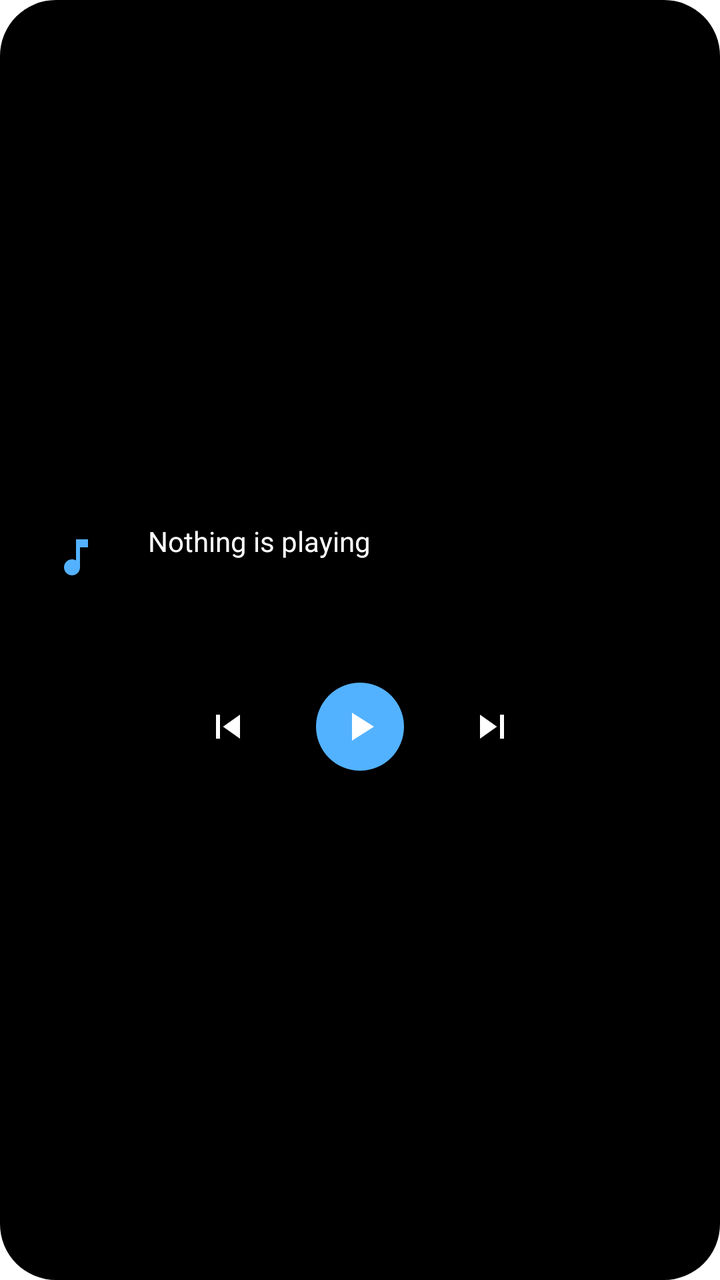
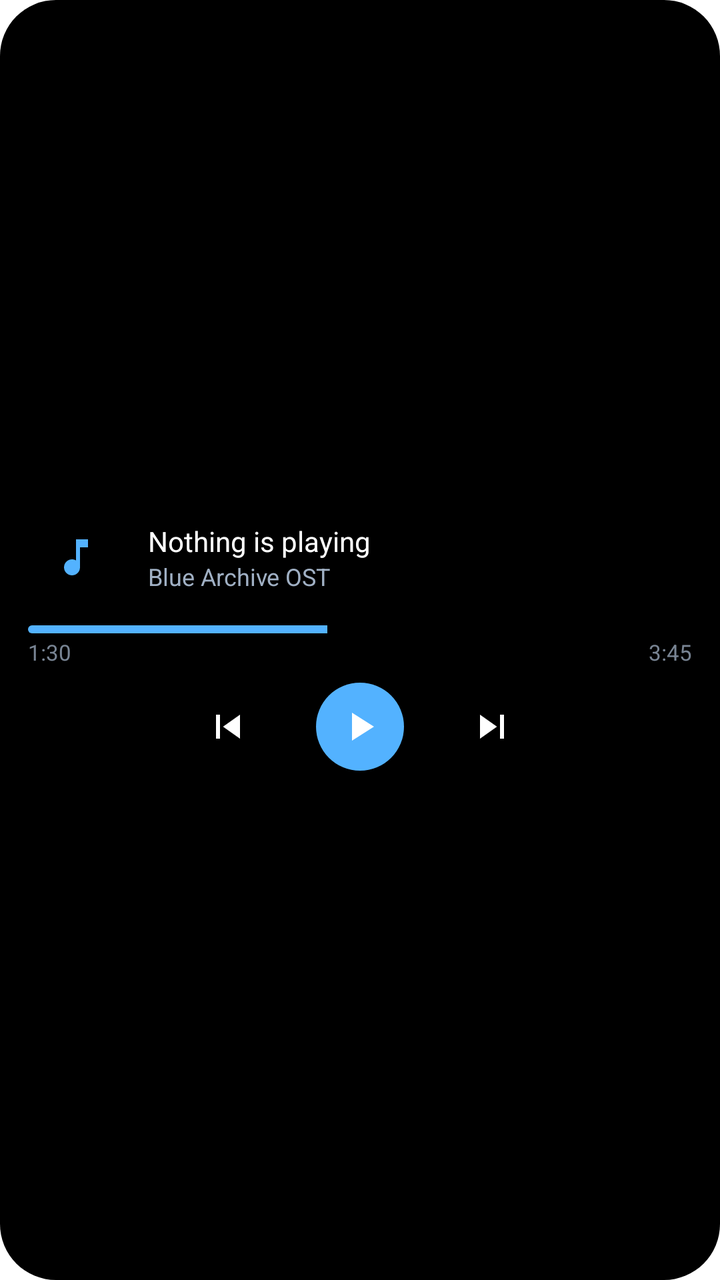

The first picture is an Android layout as it rendered before a commit; the second is the same layout after the commit. The layout source and the unified diff follow.
<!-- AndroidManifest.xml: fallback theme Theme.MaterialComponents.DayNight.NoActionBar -->
<!-- res/layout/blueos_media_widget.xml -->
<?xml version="1.0" encoding="utf-8"?>
<LinearLayout xmlns:android="http://schemas.android.com/apk/res/android"
    android:id="@android:id/background"
    android:layout_width="match_parent"
    android:layout_height="match_parent"
    android:background="@drawable/blueos_widget_card"
    android:gravity="center_vertical"
    android:orientation="vertical"
    android:padding="14dp">

    <LinearLayout
        android:layout_width="match_parent"
        android:layout_height="wrap_content"
        android:gravity="center_vertical"
        android:orientation="horizontal">

        <ImageView
            android:id="@+id/blueos_media_art"
            android:layout_width="48dp"
            android:layout_height="48dp"
            android:background="@drawable/blueos_media_art_bg"
            android:clipToOutline="true"
            android:contentDescription="@null"
            android:scaleType="centerCrop"
            android:src="@drawable/blueos_ic_music_note" />

        <LinearLayout
            android:layout_width="match_parent"
            android:layout_height="wrap_content"
            android:layout_marginStart="12dp"
            android:orientation="vertical">

            <TextView
                android:id="@+id/blueos_media_title"
                android:layout_width="match_parent"
                android:layout_height="wrap_content"
                android:ellipsize="end"
                android:singleLine="true"
                android:text="@string/blueos_media_widget_idle"
                android:textColor="@color/blueos_widget_on_surface"
                android:textSize="14sp" />

            <TextView
                android:id="@+id/blueos_media_artist"
                android:layout_width="match_parent"
                android:layout_height="wrap_content"
                android:ellipsize="end"
                android:singleLine="true"
                android:textColor="@color/blueos_widget_on_surface_variant"
                android:textSize="12sp" />
        </LinearLayout>
    </LinearLayout>

    <ProgressBar
        android:id="@+id/blueos_media_progress"
        style="?android:attr/progressBarStyleHorizontal"
        android:layout_width="match_parent"
        android:layout_height="4dp"
        android:layout_marginTop="10dp"
        android:indeterminate="false"
        android:max="1000"
        android:progressDrawable="@drawable/blueos_media_progress" />

    <LinearLayout
        android:layout_width="match_parent"
        android:layout_height="wrap_content"
        android:layout_marginTop="2dp"
        android:alpha="0.75"
        android:orientation="horizontal">

        <TextView
            android:id="@+id/blueos_media_elapsed"
            android:layout_width="wrap_content"
            android:layout_height="wrap_content"
            android:fontFamily="google-sans-text"
            android:textColor="@color/blueos_widget_on_surface_variant"
            android:textSize="11sp" />

        <TextView
            android:id="@+id/blueos_media_duration"
            android:layout_width="0dp"
            android:layout_height="wrap_content"
            android:layout_weight="1"
            android:fontFamily="google-sans-text"
            android:gravity="end"
            android:textColor="@color/blueos_widget_on_surface_variant"
            android:textSize="11sp" />
    </LinearLayout>

    <LinearLayout
        android:layout_width="match_parent"
        android:layout_height="wrap_content"
        android:layout_marginTop="8dp"
        android:gravity="center"
        android:orientation="horizontal">

        <ImageView
            android:id="@+id/blueos_media_previous"
            android:layout_width="40dp"
            android:layout_height="40dp"
            android:background="?android:attr/selectableItemBackgroundBorderless"
            android:contentDescription="@string/blueos_media_widget_previous"
            android:padding="8dp"
            android:src="@drawable/blueos_ic_skip_previous" />

        <ImageView
            android:id="@+id/blueos_media_play_pause"
            android:layout_width="44dp"
            android:layout_height="44dp"
            android:layout_marginHorizontal="24dp"
            android:background="@drawable/blueos_media_play_bg"
            android:contentDescription="@string/blueos_media_widget_play"
            android:padding="10dp"
            android:src="@drawable/blueos_ic_play" />

        <ImageView
            android:id="@+id/blueos_media_next"
            android:layout_width="40dp"
            android:layout_height="40dp"
            android:background="?android:attr/selectableItemBackgroundBorderless"
            android:contentDescription="@string/blueos_media_widget_next"
            android:padding="8dp"
            android:src="@drawable/blueos_ic_skip_next" />
    </LinearLayout>
</LinearLayout>
<!-- resources referenced by this layout -->
<resources>
  <color name="blueos_widget_on_surface">#FFFFFFFF</color>
  <color name="blueos_widget_on_surface_variant">#FFA0B0C4</color>
  <!-- drawable blueos_ic_music_note (drawable) -->
  <?xml version="1.0" encoding="utf-8"?>
  <inset xmlns:android="http://schemas.android.com/apk/res/android"
      android:inset="12dp">
      <vector
          android:width="24dp"
          android:height="24dp"
          android:viewportWidth="24"
          android:viewportHeight="24">
          <path
              android:fillColor="@color/blueos_widget_primary"
              android:pathData="M12,3v10.55c-0.59,-0.34 -1.27,-0.55 -2,-0.55 -2.21,0 -4,1.79 -4,4s1.79,4 4,4 4,-1.79 4,-4V7h4V3h-6z" />
      </vector>
  </inset>
  <!-- drawable blueos_ic_play (drawable) -->
  <?xml version="1.0" encoding="utf-8"?>
  <vector xmlns:android="http://schemas.android.com/apk/res/android"
      android:width="24dp"
      android:height="24dp"
      android:viewportWidth="24"
      android:viewportHeight="24">
      <path
          android:fillColor="@color/blueos_widget_on_primary"
          android:pathData="M8,5v14l11,-7z" />
  </vector>
  <!-- drawable blueos_ic_skip_next (drawable) -->
  <?xml version="1.0" encoding="utf-8"?>
  <vector xmlns:android="http://schemas.android.com/apk/res/android"
      android:width="24dp"
      android:height="24dp"
      android:viewportWidth="24"
      android:viewportHeight="24">
      <path
          android:fillColor="@color/blueos_widget_on_surface"
          android:pathData="M6,18l8.5,-6L6,6v12zM16,6v12h2V6h-2z" />
  </vector>
  <!-- drawable blueos_ic_skip_previous (drawable) -->
  <?xml version="1.0" encoding="utf-8"?>
  <vector xmlns:android="http://schemas.android.com/apk/res/android"
      android:width="24dp"
      android:height="24dp"
      android:viewportWidth="24"
      android:viewportHeight="24">
      <path
          android:fillColor="@color/blueos_widget_on_surface"
          android:pathData="M6,6h2v12H6zM9.5,12l8.5,6V6z" />
  </vector>
  <!-- drawable blueos_media_art_bg (drawable) -->
  <?xml version="1.0" encoding="utf-8"?>
  <shape xmlns:android="http://schemas.android.com/apk/res/android"
      android:shape="rectangle">
      <solid android:color="@color/blueos_widget_primary_container" />
      <corners android:radius="12dp" />
  </shape>
  <!-- drawable blueos_media_play_bg (drawable) -->
  <?xml version="1.0" encoding="utf-8"?>
  <shape xmlns:android="http://schemas.android.com/apk/res/android"
      android:shape="oval">
      <solid android:color="@color/blueos_widget_primary" />
  </shape>
  <!-- drawable blueos_media_progress (drawable) -->
  <?xml version="1.0" encoding="utf-8"?>
  <layer-list xmlns:android="http://schemas.android.com/apk/res/android">
      <item android:id="@android:id/background">
          <shape android:shape="rectangle">
              <solid android:color="@color/blueos_widget_primary_container" />
              <corners android:radius="2dp" />
          </shape>
      </item>
      <item android:id="@android:id/progress">
          <clip>
              <shape android:shape="rectangle">
                  <solid android:color="@color/blueos_widget_primary" />
                  <corners android:radius="2dp" />
              </shape>
          </clip>
      </item>
  </layer-list>
  <!-- drawable blueos_widget_card (drawable) -->
  <?xml version="1.0" encoding="utf-8"?>
  <shape xmlns:android="http://schemas.android.com/apk/res/android"
      android:shape="rectangle">
      <solid android:color="@color/blueos_widget_card" />
      <corners android:radius="28dp" />
  </shape>
  <string name="blueos_media_widget_idle">Nothing is playing</string>
  <string name="blueos_media_widget_next">Next</string>
  <string name="blueos_media_widget_play">Play</string>
  <string name="blueos_media_widget_previous">Previous</string>
  <color name="blueos_widget_primary">#FF53B2FF</color>
  <color name="blueos_widget_on_primary">#FFFFFFFF</color>
  <color name="blueos_widget_primary_container">#FF000000</color>
  <color name="blueos_widget_card">#FF000000</color>
</resources>

<!-- the commit's change to res/layout/blueos_media_widget.xml (unified diff, before → after) -->
@@ -46,6 +46,7 @@
                 android:layout_height="wrap_content"
                 android:ellipsize="end"
                 android:singleLine="true"
+                android:text="Blue Archive OST"
                 android:textColor="@color/blueos_widget_on_surface_variant"
                 android:textSize="12sp" />
         </LinearLayout>
@@ -59,6 +60,7 @@
         android:layout_marginTop="10dp"
         android:indeterminate="false"
         android:max="1000"
+        android:progress="450"
         android:progressDrawable="@drawable/blueos_media_progress" />
 
     <LinearLayout
@@ -73,6 +75,7 @@
             android:layout_width="wrap_content"
             android:layout_height="wrap_content"
             android:fontFamily="google-sans-text"
+            android:text="1:30"
             android:textColor="@color/blueos_widget_on_surface_variant"
             android:textSize="11sp" />
 
@@ -83,6 +86,7 @@
             android:layout_weight="1"
             android:fontFamily="google-sans-text"
             android:gravity="end"
+            android:text="3:45"
             android:textColor="@color/blueos_widget_on_surface_variant"
             android:textSize="11sp" />
     </LinearLayout>
